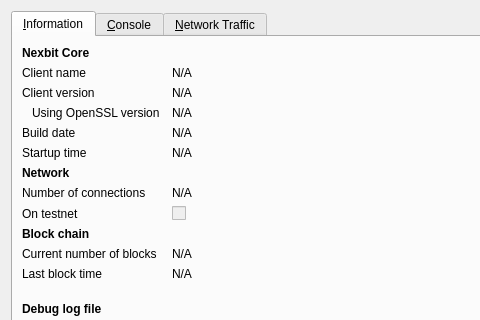
Before: the Qt Designer form source/src/qt/forms/rpcconsole.ui in nexbitproject/nexbit, drawn with Qt 5; both pictures show x 0 to 480 and y 0 to 320 of the 740 by 450 pixel window.
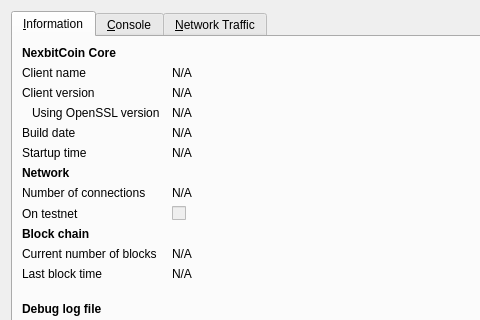
After: the same form once the commit is applied. Icons and pictures are not drawn. Custom widgets are drawn as their Qt base class.

```diff
--- a/source/src/qt/forms/rpcconsole.ui
+++ b/source/src/qt/forms/rpcconsole.ui
@@ -36,7 +36,7 @@
           </font>
          </property>
          <property name="text">
-          <string>Nexbit Core</string>
+          <string>NexbitCoin Core</string>
          </property>
         </widget>
        </item>
```
Left out of the diff: 6 changed lines with no effect on the pictures.
